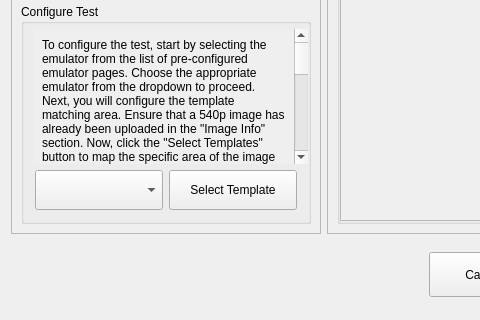
Old version of the form gui/ui_files/monster_edit_dialog.ui in the repository evsahal/TaskEX; both pictures show x 0 to 480 and y 394 to 714 of the 710 by 714 pixel window.
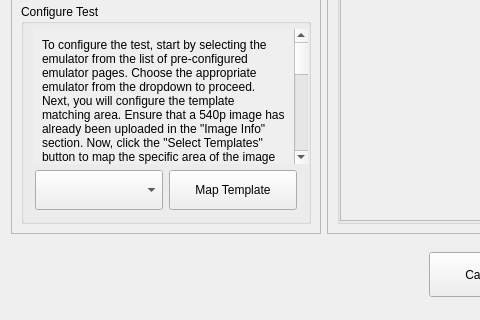
New version of the form. Icons and pictures are not drawn.

The edit to the form file:
```diff
--- a/gui/ui_files/monster_edit_dialog.ui
+++ b/gui/ui_files/monster_edit_dialog.ui
@@ -638,7 +638,7 @@
                      </size>
                     </property>
                     <property name="text">
-                     <string>Select Template</string>
+                     <string>Map Template</string>
                     </property>
                    </widget>
                   </item>
```
Left out of the diff: 2 changed lines with no effect on the pictures.
